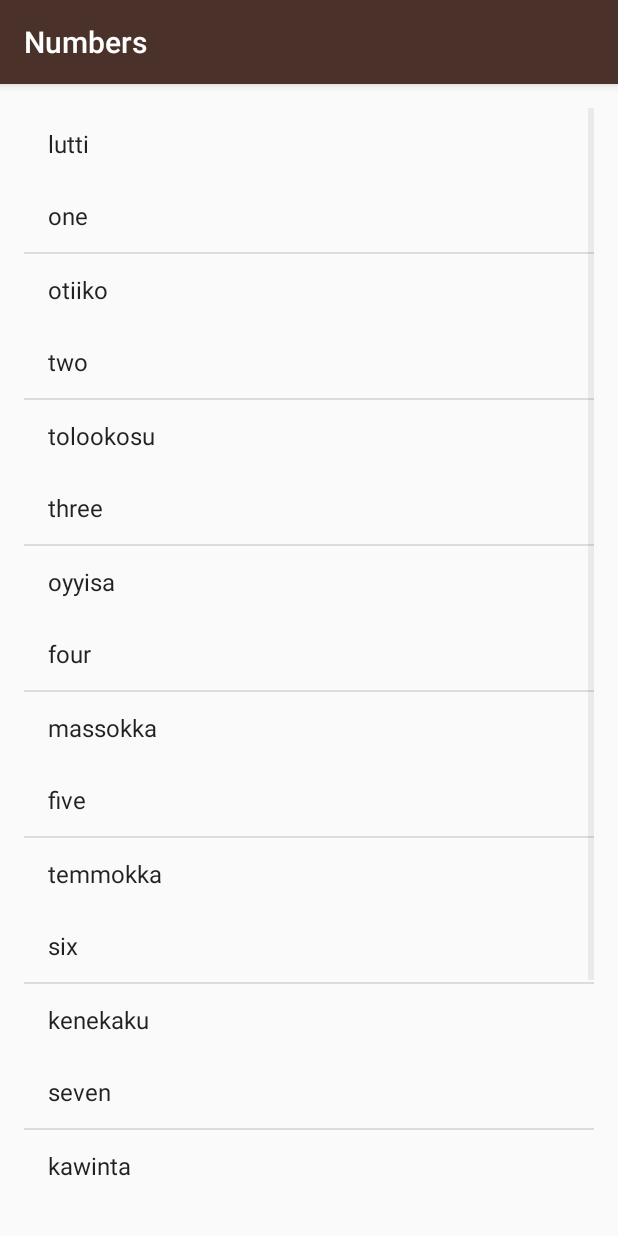
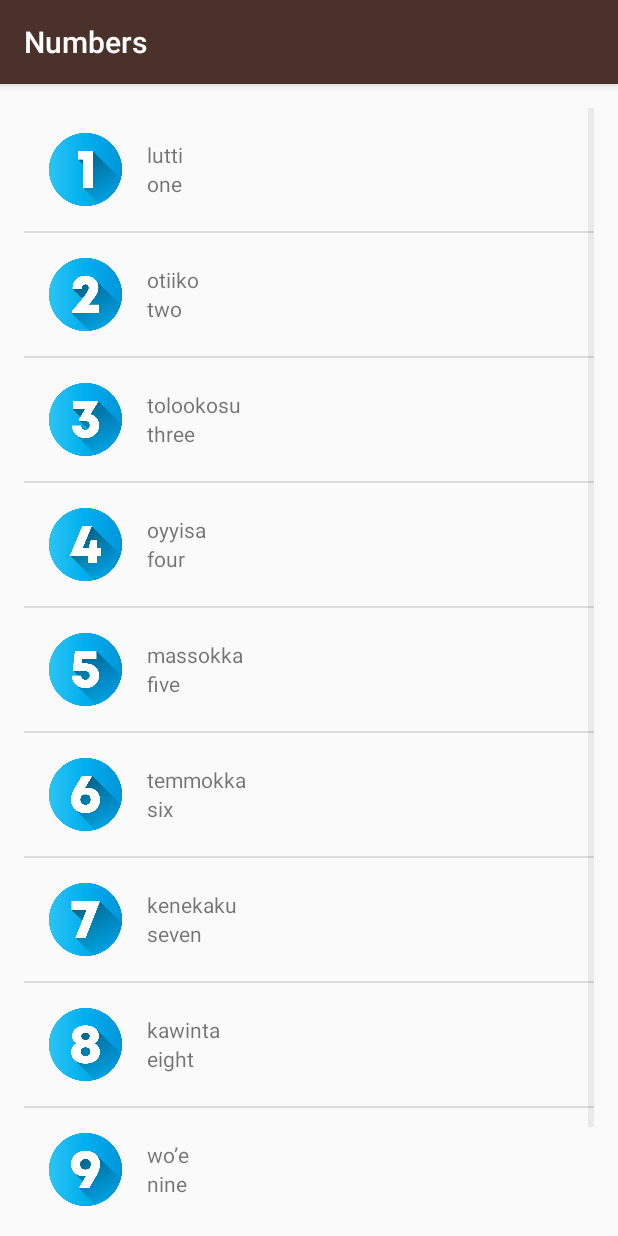
Before and after one commit to sagrawal20/MivokApp, an Android app: the NumbersActivity screen opened directly, with no data from a screen before it, on a phone screen of 412 x 824 dp. Run offline under Robolectric (Android 15) with nearby library versions, the phone set to English and light mode, and no system bars.

Commit message:
Numbers Page completed!

```diff
--- a/app/src/main/java/com/example/android/miwok/NumbersActivity.java
+++ b/app/src/main/java/com/example/android/miwok/NumbersActivity.java
@@ -20,16 +20,16 @@ public class NumbersActivity extends AppCompatActivity {
         super.onCreate(savedInstanceState);
         setContentView(R.layout.activity_numbers);
         ArrayList<Word> numbers = new ArrayList<>();
-        numbers.add(new Word("one", "lutti"));
-        numbers.add(new Word("two", "otiiko"));
-        numbers.add(new Word("three", "tolookosu"));
-        numbers.add(new Word("four", "oyyisa"));
-        numbers.add(new Word("five", "massokka"));
-        numbers.add(new Word("six", "temmokka"));
-        numbers.add(new Word("seven", "kenekaku"));
-        numbers.add(new Word("eight", "kawinta"));
-        numbers.add(new Word("nine", "wo’e"));
-        numbers.add(new Word("ten", "na’aacha"));
+        numbers.add(new Word("one", "lutti", R.drawable.one));
+        numbers.add(new Word("two", "otiiko", R.drawable.two));
+        numbers.add(new Word("three", "tolookosu", R.drawable.three));
+        numbers.add(new Word("four", "oyyisa", R.drawable.four));
+        numbers.add(new Word("five", "massokka", R.drawable.five));
+        numbers.add(new Word("six", "temmokka", R.drawable.six));
+        numbers.add(new Word("seven", "kenekaku", R.drawable.seven));
+        numbers.add(new Word("eight", "kawinta", R.drawable.eight));
+        numbers.add(new Word("nine", "wo’e", R.drawable.nine));
+        numbers.add(new Word("ten", "na’aacha", R.drawable.ten));
 //        TextView tv = new TextView(this, null, 0, R.style.CategoryStyle);
 //        tv.setLayoutParams(new LinearLayout.LayoutParams(ViewGroup.LayoutParams.MATCH_PARENT, ViewGroup.LayoutParams.WRAP_CONTENT));
 //        tv.setTextColor(0xFF040000);
--- a/app/src/main/java/com/example/android/miwok/Word.java
+++ b/app/src/main/java/com/example/android/miwok/Word.java
@@ -4,10 +4,12 @@ public class Word {
 
     private String mDefaultTranslation;
     private String mMivokTranslation;
+    private int mImageID;
 
-    public Word(String DefaultTranslation, String MivokTranslation){
+    public Word(String DefaultTranslation, String MivokTranslation, int imageID){
         mDefaultTranslation = DefaultTranslation;
         mMivokTranslation = MivokTranslation;
+        mImageID=imageID;
     }
 
     public String getDefaultTranslation(){
@@ -18,4 +20,8 @@ public class Word {
         return mMivokTranslation;
     }
 
+    public int getImageID(){
+        return mImageID;
+    }
+
 }
--- a/app/src/main/java/com/example/android/miwok/WordAdapter.java
+++ b/app/src/main/java/com/example/android/miwok/WordAdapter.java
@@ -6,6 +6,7 @@ import android.view.LayoutInflater;
 import android.view.View;
 import android.view.ViewGroup;
 import android.widget.ArrayAdapter;
+import android.widget.ImageView;
 import android.widget.TextView;
 
 import androidx.annotation.NonNull;
@@ -38,6 +39,9 @@ public class WordAdapter extends ArrayAdapter<Word> {
         TextView textViewSecond = listItemView.findViewById(R.id.secondTV);
         textViewSecond.setText(currentWord.getDefaultTranslation());
 
+        ImageView iconView = (ImageView) listItemView.findViewById(R.id.list_item_icon);
+        iconView.setImageResource(currentWord.getImageID());
+
 
 
         return listItemView;
--- a/app/src/main/res/layout/list_item.xml
+++ b/app/src/main/res/layout/list_item.xml
@@ -1,27 +1,37 @@
 <?xml version="1.0" encoding="utf-8"?>
 <LinearLayout xmlns:android="http://schemas.android.com/apk/res/android"
     android:layout_width="match_parent"
-    android:layout_height="match_parent"
-    android:orientation="vertical"
+    android:layout_height="wrap_content"
+    android:gravity="center_vertical"
+    android:orientation="horizontal"
+    android:minHeight="?android:attr/listPreferredItemHeight"
+    android:padding="16dp"
     android:id="@+id/list_item">
 
-    <TextView
-        android:id="@+id/firstTV"
-        android:layout_width="match_parent"
+    <ImageView
+        android:id="@+id/list_item_icon"
+        android:layout_width="50dp"
+        android:layout_height="50dp"
+        android:contentDescription="@string/wordImage"/>
+
+    <LinearLayout
+        android:layout_width="0dp"
         android:layout_height="wrap_content"
-        android:textAppearance="?android:attr/textAppearanceListItemSmall"
-        android:gravity="center_vertical"
-        android:paddingStart="?android:attr/listPreferredItemPaddingStart"
-        android:paddingEnd="?android:attr/listPreferredItemPaddingEnd"
-        android:minHeight="?android:attr/listPreferredItemHeightSmall" />
-    <TextView
-        android:id="@+id/secondTV"
-        android:layout_width="match_parent"
-        android:layout_height="wrap_content"
-        android:textAppearance="?android:attr/textAppearanceListItemSmall"
-        android:gravity="center_vertical"
-        android:paddingStart="?android:attr/listPreferredItemPaddingStart"
-        android:paddingEnd="?android:attr/listPreferredItemPaddingEnd"
-        android:minHeight="?android:attr/listPreferredItemHeightSmall" />
+        android:layout_weight="1"
+        android:orientation="vertical"
+        android:paddingStart="16dp"
+        android:paddingEnd="0dp">
+
+        <TextView
+            android:id="@+id/firstTV"
+            android:layout_width="wrap_content"
+            android:layout_height="wrap_content"/>
+
+        <TextView
+            android:id="@+id/secondTV"
+            android:layout_width="wrap_content"
+            android:layout_height="wrap_content" />
+
+    </LinearLayout>
 
 </LinearLayout>
```
Also changed, not shown: app/src/main/res/drawable/eight.png (added), app/src/main/res/drawable/five.png (added), app/src/main/res/drawable/four.png (added), app/src/main/res/drawable/nine.png (added), app/src/main/res/drawable/one.png (added), app/src/main/res/drawable/seven.png (added), app/src/main/res/drawable/six.png (added), app/src/main/res/drawable/ten.png (added), app/src/main/res/drawable/three.png (added), app/src/main/res/drawable/two.png (added).
